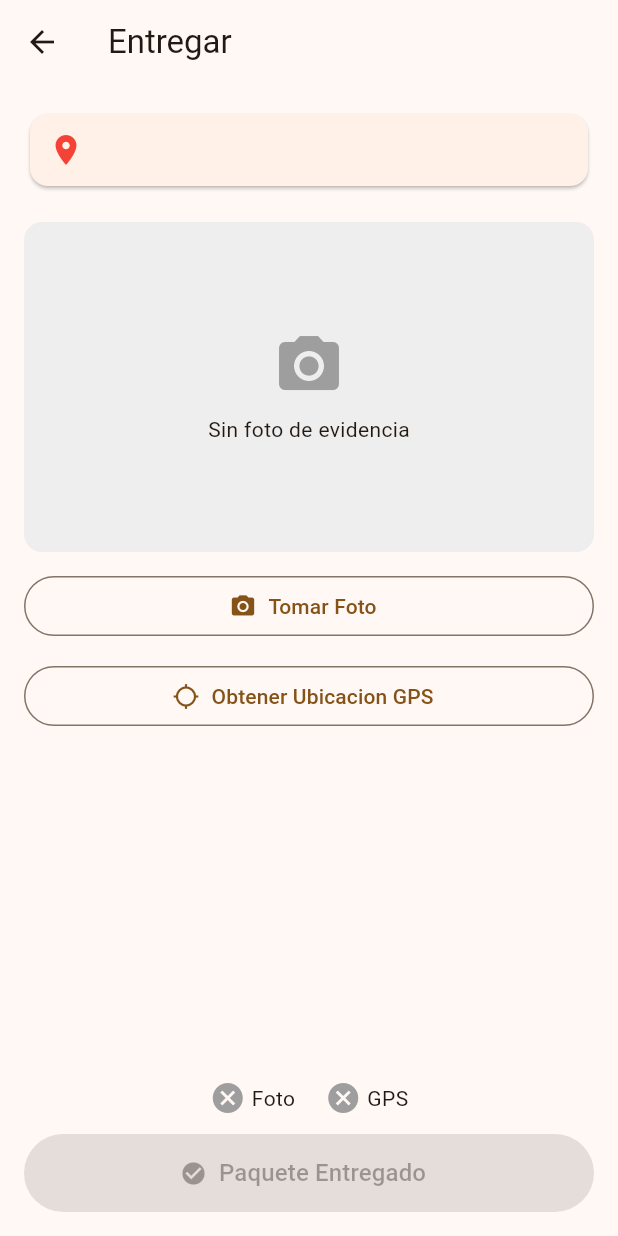
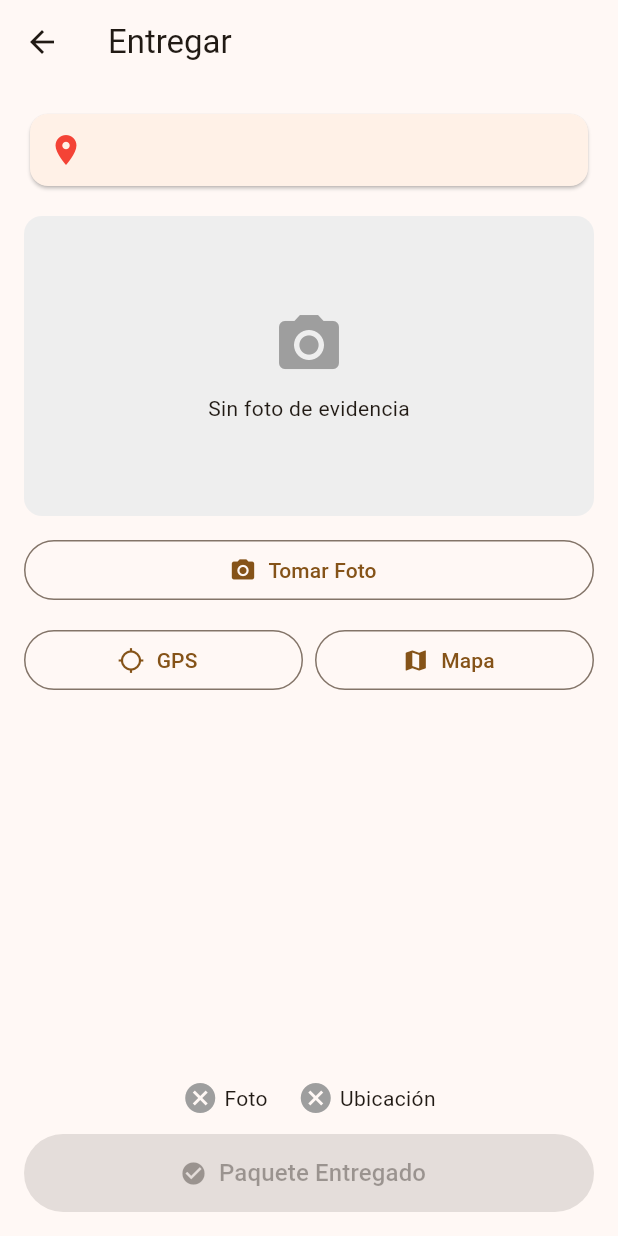
Before and after one commit to maxxxim616/paquexpress, a Flutter app: the EntregaScreen screen opened directly with empty values, on a phone screen of 412 x 824 dp. Run offline on Flutter 3.47's test engine with Material 3 defaults, Android fonts, the phone set to English and light mode, and no system bars; our stand-ins replace flutter_map, geolocator, google_maps_flutter, image_picker, latlong2, shared_preferences; accounts and stored records are empty.

Commit message:
feat: mapa interactivo OpenStreetMap

```diff
--- a/app/lib/screens/entrega_screen.dart
+++ b/app/lib/screens/entrega_screen.dart
@@ -6,6 +6,7 @@ import 'package:image_picker/image_picker.dart';
 import 'package:geolocator/geolocator.dart';
 import '../models/paquete.dart';
 import '../services/api_service.dart';
+import 'map_picker_screen.dart';
 
 class EntregaScreen extends StatefulWidget {
   final Paquete paquete;
@@ -16,7 +17,9 @@ class EntregaScreen extends StatefulWidget {
 
 class _EntregaScreenState extends State<EntregaScreen> {
   XFile? _pickedFile;
-  Position? _posicion;
+  double? _latitude;
+  double? _longitude;
+  String _metodoUbicacion = '';
   bool _loading = false;
 
   Future<void> _tomarFoto() async {
@@ -53,13 +56,31 @@ class _EntregaScreenState extends State<EntregaScreen> {
     final pos = await Geolocator.getCurrentPosition(
         locationSettings:
             const LocationSettings(accuracy: LocationAccuracy.high));
-    setState(() => _posicion = pos);
+    setState(() {
+      _latitude = pos.latitude;
+      _longitude = pos.longitude;
+      _metodoUbicacion = 'GPS';
+    });
+  }
+
+  Future<void> _seleccionarEnMapa() async {
+    final result = await Navigator.push<Map<String, double>>(
+      context,
+      MaterialPageRoute(builder: (_) => const MapPickerScreen()),
+    );
+    if (result != null) {
+      setState(() {
+        _latitude = result['lat']!;
+        _longitude = result['lng']!;
+        _metodoUbicacion = 'Mapa';
+      });
+    }
   }
 
   Future<void> _entregar() async {
-    if (_pickedFile == null || _posicion == null) {
+    if (_pickedFile == null || _latitude == null || _longitude == null) {
       ScaffoldMessenger.of(context).showSnackBar(
-        const SnackBar(content: Text('Toma foto y obten GPS primero')),
+        const SnackBar(content: Text('Toma foto y obten ubicacion primero')),
       );
       return;
     }
@@ -70,8 +91,8 @@ class _EntregaScreenState extends State<EntregaScreen> {
       await ApiService.entregarPaquete(
         widget.paquete.id,
         b64,
-        _posicion!.latitude,
-        _posicion!.longitude,
+        _latitude!,
+        _longitude!,
       );
       if (mounted) {
         ScaffoldMessenger.of(context).showSnackBar(
@@ -95,7 +116,7 @@ class _EntregaScreenState extends State<EntregaScreen> {
   Widget _buildFotoPreview() {
     if (_pickedFile == null) {
       return Container(
-        height: 220,
+        height: 200,
         decoration: BoxDecoration(
           color: Colors.grey[200],
           borderRadius: BorderRadius.circular(12),
@@ -115,19 +136,21 @@ class _EntregaScreenState extends State<EntregaScreen> {
     if (kIsWeb) {
       return ClipRRect(
         borderRadius: BorderRadius.circular(12),
-        child: Image.network(_pickedFile!.path, height: 220, fit: BoxFit.cover),
+        child: Image.network(_pickedFile!.path, height: 200, fit: BoxFit.cover),
       );
     } else {
       return ClipRRect(
         borderRadius: BorderRadius.circular(12),
         child:
-            Image.file(File(_pickedFile!.path), height: 220, fit: BoxFit.cover),
+            Image.file(File(_pickedFile!.path), height: 200, fit: BoxFit.cover),
       );
     }
   }
 
   @override
   Widget build(BuildContext context) {
+    final bool tieneUbicacion = _latitude != null && _longitude != null;
+
     return Scaffold(
       appBar: AppBar(title: Text('Entregar ${widget.paquete.codigo}')),
       body: Padding(
@@ -150,7 +173,7 @@ class _EntregaScreenState extends State<EntregaScreen> {
                 ),
               ),
             ),
-            const SizedBox(height: 20),
+            const SizedBox(height: 16),
             _buildFotoPreview(),
             const SizedBox(height: 12),
             OutlinedButton.icon(
@@ -160,16 +183,49 @@ class _EntregaScreenState extends State<EntregaScreen> {
                   Text(_pickedFile != null ? 'Retomar Foto' : 'Tomar Foto'),
             ),
             const SizedBox(height: 12),
-            OutlinedButton.icon(
-              onPressed: _obtenerGPS,
-              icon: Icon(
-                _posicion != null ? Icons.gps_fixed : Icons.gps_not_fixed,
-                color: _posicion != null ? Colors.green : null,
+
+            // --- BOTONES DE UBICACIÓN ---
+            Row(
+              children: [
+                Expanded(
+                  child: OutlinedButton.icon(
+                    onPressed: _obtenerGPS,
+                    icon: Icon(
+                      tieneUbicacion && _metodoUbicacion == 'GPS'
+                          ? Icons.gps_fixed
+                          : Icons.gps_not_fixed,
+                      color: tieneUbicacion && _metodoUbicacion == 'GPS'
+                          ? Colors.green
+                          : null,
+                    ),
+                    label: const Text('GPS'),
+                  ),
+                ),
+                const SizedBox(width: 8),
+                Expanded(
+                  child: OutlinedButton.icon(
+                    onPressed: _seleccionarEnMapa,
+                    icon: Icon(
+                      Icons.map,
+                      color: tieneUbicacion && _metodoUbicacion == 'Mapa'
+                          ? Colors.green
+                          : null,
+                    ),
+                    label: const Text('Mapa'),
+                  ),
+                ),
+              ],
+            ),
+
+            if (tieneUbicacion) ...[
+              const SizedBox(height: 8),
+              Text(
+                '$_metodoUbicacion: ${_latitude!.toStringAsFixed(4)}, ${_longitude!.toStringAsFixed(4)}',
+                textAlign: TextAlign.center,
+                style: TextStyle(color: Colors.green[700], fontSize: 13),
               ),
-              label: Text(_posicion != null
-                  ? 'GPS: ${_posicion!.latitude.toStringAsFixed(4)}, ${_posicion!.longitude.toStringAsFixed(4)}'
-                  : 'Obtener Ubicacion GPS'),
-            ),
+            ],
+
             const Spacer(),
             Row(
               mainAxisAlignment: MainAxisAlignment.center,
@@ -182,11 +238,10 @@ class _EntregaScreenState extends State<EntregaScreen> {
                 const SizedBox(width: 4),
                 const Text('Foto'),
                 const SizedBox(width: 20),
-                Icon(
-                    _posicion != null ? Icons.check_circle : Icons.cancel,
-                    color: _posicion != null ? Colors.green : Colors.grey),
+                Icon(tieneUbicacion ? Icons.check_circle : Icons.cancel,
+                    color: tieneUbicacion ? Colors.green : Colors.grey),
                 const SizedBox(width: 4),
-                const Text('GPS'),
+                const Text('Ubicación'),
               ],
             ),
             const SizedBox(height: 12),
@@ -194,7 +249,7 @@ class _EntregaScreenState extends State<EntregaScreen> {
               height: 52,
               child: FilledButton.icon(
                 onPressed:
-                    (_loading || _pickedFile == null || _posicion == null)
+                    (_loading || _pickedFile == null || !tieneUbicacion)
                         ? null
                         : _entregar,
                 icon: const Icon(Icons.check_circle),
--- a/app/pubspec.yaml
+++ b/app/pubspec.yaml
@@ -40,6 +40,8 @@ dependencies:
   # The following adds the Cupertino Icons font to your application.
   # Use with the CupertinoIcons class for iOS style icons.
   cupertino_icons: ^1.0.8
+  flutter_map: ^8.2.2
+  latlong2: ^0.9.1
 
 dev_dependencies:
   flutter_test:
```
Also changed, not shown: app/lib/screens/map_picker_screen.dart (added, +116 -0 lines), app/pubspec.lock, 1 other file.
